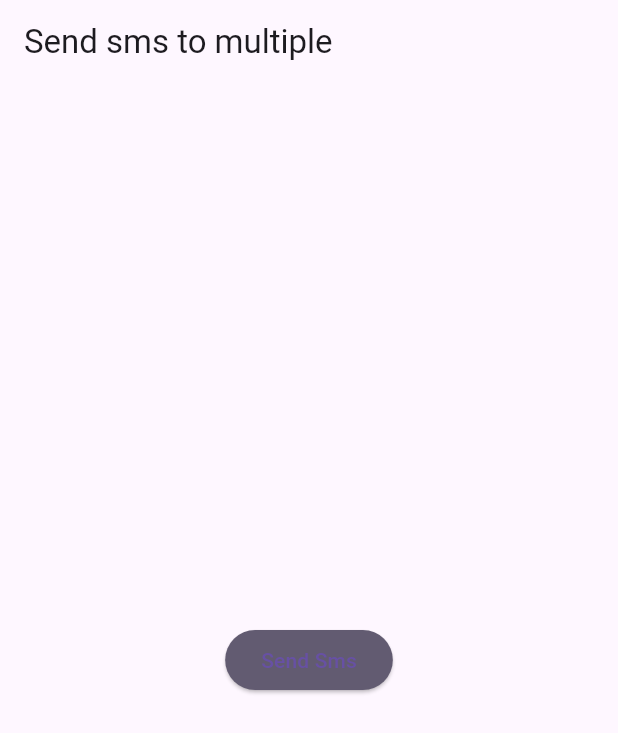
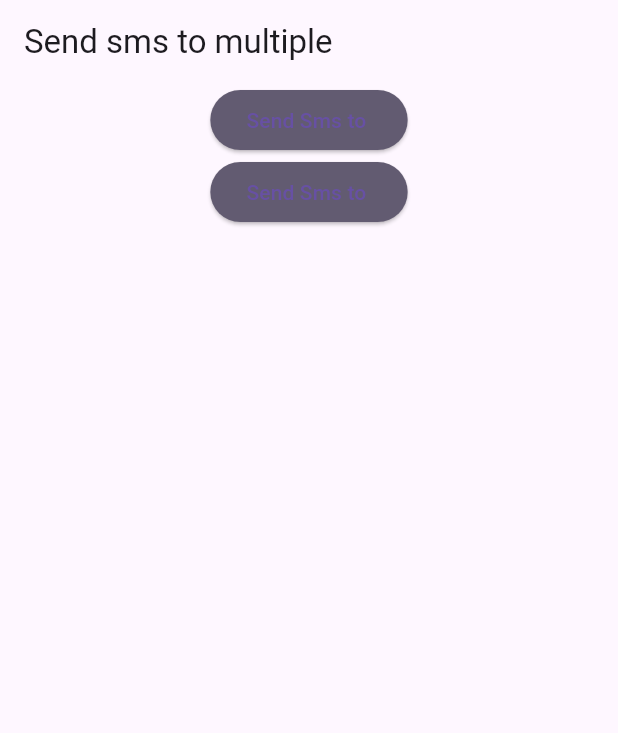
Before and after one commit to VionFrancois/cryptosms, a Flutter app: the screen it shows after launch, on a phone screen of 412 x 824 dp. Shown: the top 733 px of the screen. Run offline on Flutter 3.47's test engine with Material 3 defaults, Android fonts, the light colour scheme and no system bars; our stand-ins replace permission_handler; missing offline and left inert: flutter_sms, flutter_sms_inbox.

Commit message:
Added receiving SMS and filtering

```diff
--- a/lib/main.dart
+++ b/lib/main.dart
@@ -1,20 +1,12 @@
 import 'package:flutter/material.dart';
 import 'package:flutter_sms/flutter_sms.dart';
-import 'package:flutter/services.dart';
 import 'package:permission_handler/permission_handler.dart';
+import 'package:flutter_sms_inbox/flutter_sms_inbox.dart';
 
 void main(){
   runApp(MyApp());
 }
 
-// class MyApp extends StatelessWidget {
-//   @override
-//   Widget build(BuildContext context) {
-//     return MaterialApp(
-//       home: Home(),
-//     );
-//   }
-// }
 class MyApp extends StatefulWidget {
   @override
   _MyAppState createState() => _MyAppState();
@@ -48,7 +40,7 @@ class _MyAppState extends State<MyApp> {
   }
 }
 
-List<String> recipents = ["32..."];
+List<String> recipents = ["+32..."];
 
 class Home extends StatelessWidget {
 
@@ -59,9 +51,9 @@ class Home extends StatelessWidget {
       body: Container(
 
         child: Center(
-          child: Padding(
-            padding: const EdgeInsets.all(8.0),
-            child: ElevatedButton(
+          child: Column(
+            children: [
+              ElevatedButton(
               style: ElevatedButton.styleFrom(
                 backgroundColor: Theme.of(context).colorScheme.secondary, // Use secondary color                padding: EdgeInsets.symmetric(vertical: 16.0),
                 textStyle: Theme.of(context).textTheme.button, // Use textTheme.button
@@ -69,16 +61,43 @@ class Home extends StatelessWidget {
               onPressed: () {
                 _sendSMS("Coucou, je t'envoie ce message via mon projet d'application", recipents);
               },
-              child: Text("Send Sms"),
+              child: Text("Send Sms to "),
             ),
-            ),
+              ElevatedButton(
+                style: ElevatedButton.styleFrom(
+                  backgroundColor: Theme.of(context).colorScheme.secondary, // Use secondary color                padding: EdgeInsets.symmetric(vertical: 16.0),
+                  textStyle: Theme.of(context).textTheme.button, // Use textTheme.button
+                ),
+                onPressed: () {
+                  _getIncomingSMS();
+                },
+                child: Text("Send Sms to "),
+              ),
+
+        ]),
           ),
         ),
     );
   }
+}
 
+Future<void> _getIncomingSMS() async {
+  try {
+    // Récupérer les SMS entrants
+    int start = 1;
+    int count = 20;
+    String address = "+32...";
+    List<SmsMessage> messages = await SmsQuery().querySms(address: address);
+    print(messages);
 
-
+    // Faire quelque chose avec les messages reçus, par exemple les afficher
+    for (SmsMessage message in messages) {
+      print('SMS reçu de ${message.address}: ${message.body}');
+      // Vous pouvez également traiter les messages reçus comme vous le souhaitez ici
+    }
+  } catch (e) {
+    print('Erreur lors de la récupération des SMS: $e');
+  }
 }
 
 void _sendSMS(String message, List<String> recipents) async {
--- a/pubspec.yaml
+++ b/pubspec.yaml
@@ -35,6 +35,7 @@ dependencies:
       url: https://github.com/fluttercommunity/flutter_sms.git
       ref: master
   permission_handler: ^10.3.0
+  flutter_sms_inbox: ^1.0.3
 
 
   # The following adds the Cupertino Icons font to your application.
```
Also changed, not shown: pubspec.lock, 1 other file.
